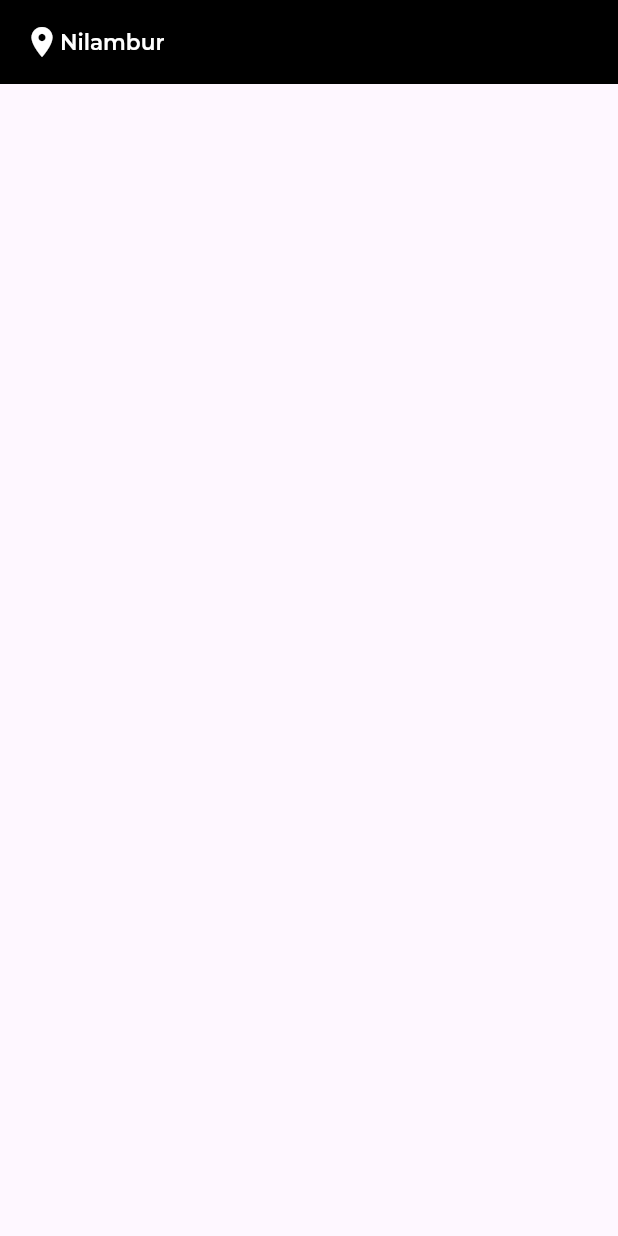
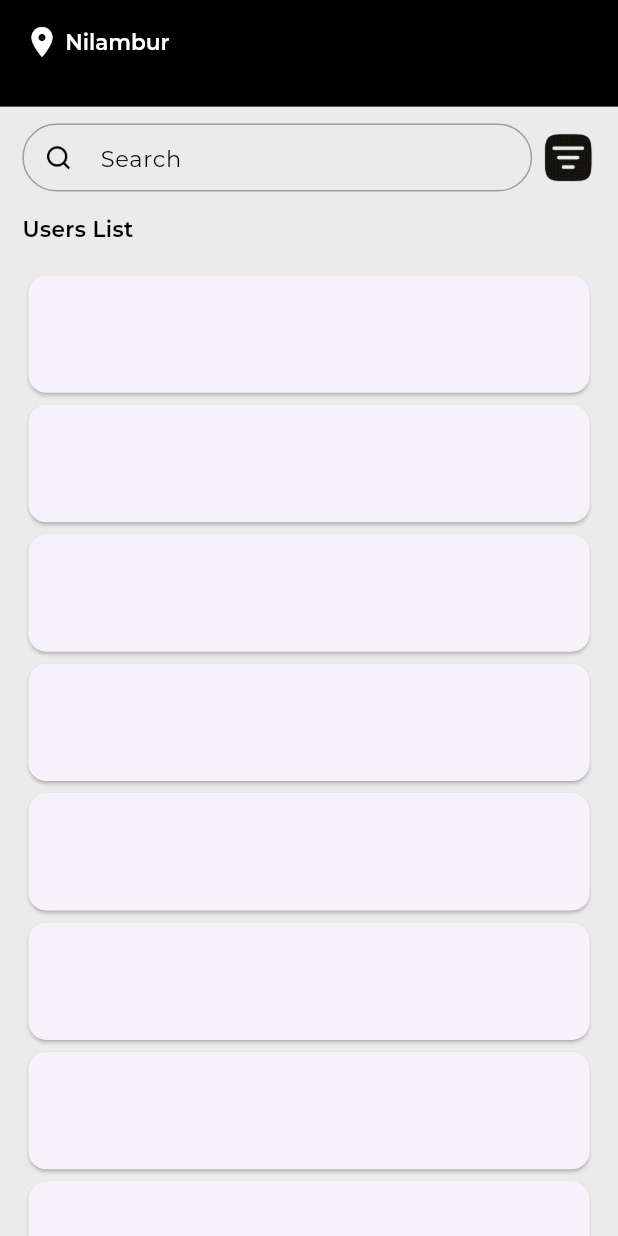
Before and after one commit to Harikrishna-Manoj/total-x-assignment, a Flutter app: the screen it shows after launch, on a phone screen of 412 x 824 dp. Run offline on Flutter 3.47's test engine with Material 3 defaults, Android fonts, the light colour scheme and no system bars; our stand-ins replace flutter_screenutil, google_fonts.

Commit message:
search bar and sorting icon added

```diff
--- a/lib/view/constant/const.dart
+++ b/lib/view/constant/const.dart
@@ -3,7 +3,13 @@ import 'package:flutter_screenutil/flutter_screenutil.dart';
 import 'package:google_fonts/google_fonts.dart';
 
 ThemeData themeData = ThemeData(
-    useMaterial3: true, fontFamily: GoogleFonts.montserrat().fontFamily);
+    scaffoldBackgroundColor: backgroundColor,
+    useMaterial3: true,
+    fontFamily: GoogleFonts.montserrat().fontFamily);
 SizedBox height16 = SizedBox(
   height: 16.h,
 );
+SizedBox height15 = SizedBox(
+  height: 15.h,
+);
+const Color backgroundColor = Color.fromRGBO(235, 235, 235, 1);
--- a/lib/view/pages/user_page/user_list_page.dart
+++ b/lib/view/pages/user_page/user_list_page.dart
@@ -1,5 +1,9 @@
 import 'package:flutter/material.dart';
+import 'package:flutter/widgets.dart';
+import 'package:flutter_screenutil/flutter_screenutil.dart';
+import 'package:total_x_assignment/view/constant/const.dart';
 import 'package:total_x_assignment/view/widgets/login_image.dart';
+import 'package:total_x_assignment/view/widgets/search_field_widget.dart';
 
 class UserPage extends StatelessWidget {
   const UserPage({super.key});
@@ -7,25 +11,69 @@ class UserPage extends StatelessWidget {
   @override
   Widget build(BuildContext context) {
     return Scaffold(
-      appBar: AppBar(
+      appBar: PreferredSize(
+        preferredSize: Size.fromHeight(69.h),
+        child: AppBar(
           backgroundColor: Colors.black,
-        title: const Row(
+          title: Row(
             children: [
-            Icon(
+              const Icon(
                 Icons.location_on,
                 color: Colors.white,
               ),
-            PageHeading(
+              SizedBox(
+                width: 3.w,
+              ),
+              const PageHeading(
                 heading: "Nilambur",
                 textColor: Colors.white,
               )
             ],
           ),
         ),
+      ),
       body: SafeArea(
+        child: Padding(
+          padding: EdgeInsets.symmetric(horizontal: 13.w),
           child: Column(
-        children: [],
-      )),
+            crossAxisAlignment: CrossAxisAlignment.start,
+            children: [
+              SizedBox(
+                height: 11.h,
+              ),
+              Row(
+                mainAxisAlignment: MainAxisAlignment.spaceBetween,
+                children: [
+                  SizedBox(
+                    width: 297.w,
+                    height: 44.h,
+                    child: const SearchField(),
+                  ),
+                  SizedBox(
+                    height: 32.h,
+                    width: 32.w,
+                    child: Image.asset("assets/image/icons/sort_icon.png"),
+                  )
+                ],
+              ),
+              height15,
+              const PageHeading(heading: "Users List", textColor: Colors.black),
+              height15,
+              Expanded(
+                child: ListView.builder(
+                  itemCount: 10,
+                  itemBuilder: (context, index) {
+                    return Card(
+                      child: SizedBox(
+                          width: 340.w, height: 76.h, child: const ListTile()),
+                    );
+                  },
+                ),
+              )
+            ],
+          ),
+        ),
+      ),
     );
   }
 }
--- /dev/null
+++ b/lib/view/widgets/search_field_widget.dart
@@ -0,0 +1,35 @@
+import 'package:flutter/material.dart';
+
+class SearchField extends StatelessWidget {
+  const SearchField({
+    super.key,
+  });
+
+  @override
+  Widget build(BuildContext context) {
+    return TextFormField(
+      // controller: searchcontroller,
+      cursorColor: Colors.black,
+      style: const TextStyle(color: Colors.black),
+      decoration: InputDecoration(
+          contentPadding: EdgeInsets.zero,
+          prefixIcon: Image.asset(
+            'assets/image/icons/search_icon.png',
+            scale: 4,
+          ),
+          // filled: true,
+          enabledBorder: const OutlineInputBorder(
+            borderRadius: BorderRadius.all(Radius.circular(26)),
+            borderSide: BorderSide(color: Colors.grey),
+          ),
+          focusedBorder: const OutlineInputBorder(
+            borderRadius: BorderRadius.all(Radius.circular(26)),
+            borderSide: BorderSide(color: Colors.grey),
+          ),
+          hintText: 'Search',
+          hintStyle:
+              const TextStyle(fontSize: 15, height: 1.5, color: Colors.black)),
+      onChanged: (value) {},
+    );
+  }
+}
```
Also changed, not shown: assets/image/icons/search_icon.png (added), assets/image/icons/sort_icon.png (added). Lines whose indentation alone changed are shown as unchanged.
